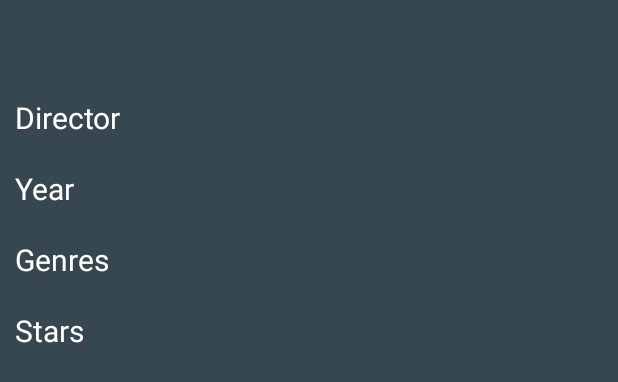
After one commit to angryj/CS122B-spring21-t148, an Android app: the layout movie.xml on its own in the app's theme, with its tools: preview values and no code run, on a phone screen of 412 x 824 dp. The commit adds this screen. Shown: the top 382 px of the screen. Run offline under Robolectric (Android 15) with nearby library versions, the phone set to English and light mode, and no system bars.

Commit message:
begin work on single movie page

```diff
--- a/app/src/main/java/edu/uci/ics/fabflixmobile/ListViewActivity.java
+++ b/app/src/main/java/edu/uci/ics/fabflixmobile/ListViewActivity.java
@@ -54,8 +54,9 @@ public class ListViewActivity extends Activity {
 
         listView.setOnItemClickListener((parent, view, position, id) -> {
             Movie movie = movies.get(position);
-            String message = String.format("Clicked on position: %d, name: %s, %d", position, movie.getName(), movie.getYear());
-            Toast.makeText(getApplicationContext(), message, Toast.LENGTH_SHORT).show();
+            //String message = String.format("Clicked on position: %d, name: %s, %d", position, movie.getName(), movie.getYear());
+            //Toast.makeText(getApplicationContext(), message, Toast.LENGTH_SHORT).show();
+
         });
     }
 }
--- /dev/null
+++ b/app/src/main/res/layout/movie.xml
@@ -0,0 +1,107 @@
+<?xml version="1.0" encoding="utf-8"?>
+<LinearLayout xmlns:android="http://schemas.android.com/apk/res/android"
+    android:layout_width="match_parent"
+    android:layout_height="match_parent"
+    android:background="@color/material_blue_grey_800"
+    android:orientation="vertical">
+
+    <TextView
+        android:id="@+id/title"
+        android:textSize="25dp"
+        android:layout_width="wrap_content"
+        android:layout_height="wrap_content"
+        android:textColor="@android:color/white"
+        android:layout_marginLeft="10dp"
+        />
+
+    <LinearLayout
+        android:layout_width="match_parent"
+        android:layout_height="wrap_content"
+        android:orientation="horizontal"
+        android:layout_marginTop="30dp"
+        android:layout_marginLeft="10dp">
+
+        <TextView
+            android:text="Director"
+            android:textSize="20dp"
+            android:layout_width="wrap_content"
+            android:layout_height="wrap_content"
+            android:textColor="@android:color/white"/>
+
+        <TextView
+            android:id="@+id/director"
+            android:layout_marginLeft="50dp"
+            android:textSize="20dp"
+            android:layout_width="wrap_content"
+            android:layout_height="wrap_content"
+            android:textColor="@android:color/white"/>
+    </LinearLayout>
+
+    <LinearLayout
+        android:layout_width="match_parent"
+        android:layout_height="wrap_content"
+        android:orientation="horizontal"
+        android:layout_marginTop="20dp"
+        android:layout_marginLeft="10dp">
+
+        <TextView
+            android:text="Year"
+            android:textSize="20dp"
+            android:layout_width="wrap_content"
+            android:layout_height="wrap_content"
+            android:textColor="@android:color/white"/>
+
+        <TextView
+            android:id="@+id/year"
+            android:textSize="20dp"
+            android:layout_marginLeft="50dp"
+            android:layout_width="wrap_content"
+            android:layout_height="wrap_content"
+            android:textColor="@android:color/white"/>
+    </LinearLayout>
+
+    <LinearLayout
+        android:layout_width="match_parent"
+        android:layout_height="wrap_content"
+        android:orientation="horizontal"
+        android:layout_marginTop="20dp"
+        android:layout_marginLeft="10dp">
+
+        <TextView
+            android:text="Genres"
+            android:textSize="20dp"
+            android:layout_width="wrap_content"
+            android:layout_height="wrap_content"
+            android:textColor="@android:color/white"/>
+
+        <TextView
+            android:id="@+id/genres"
+            android:layout_marginLeft="40dp"
+            android:layout_width="wrap_content"
+            android:layout_height="wrap_content"
+            android:textColor="@android:color/black"/>
+    </LinearLayout>
+
+    <LinearLayout
+        android:layout_width="match_parent"
+        android:layout_height="wrap_content"
+        android:orientation="horizontal"
+        android:layout_marginTop="20dp"
+        android:layout_marginLeft="10dp">
+
+        <TextView
+            android:text="Stars"
+            android:textSize="20dp"
+            android:layout_width="wrap_content"
+            android:layout_height="wrap_content"
+            android:textColor="@android:color/white"/>
+
+        <TextView
+            android:id="@+id/stars"
+            android:layout_marginLeft="50dp"
+            android:layout_width="wrap_content"
+            android:layout_height="wrap_content"
+            android:textColor="@android:color/black"/>
+    </LinearLayout>
+
+</LinearLayout>
```
